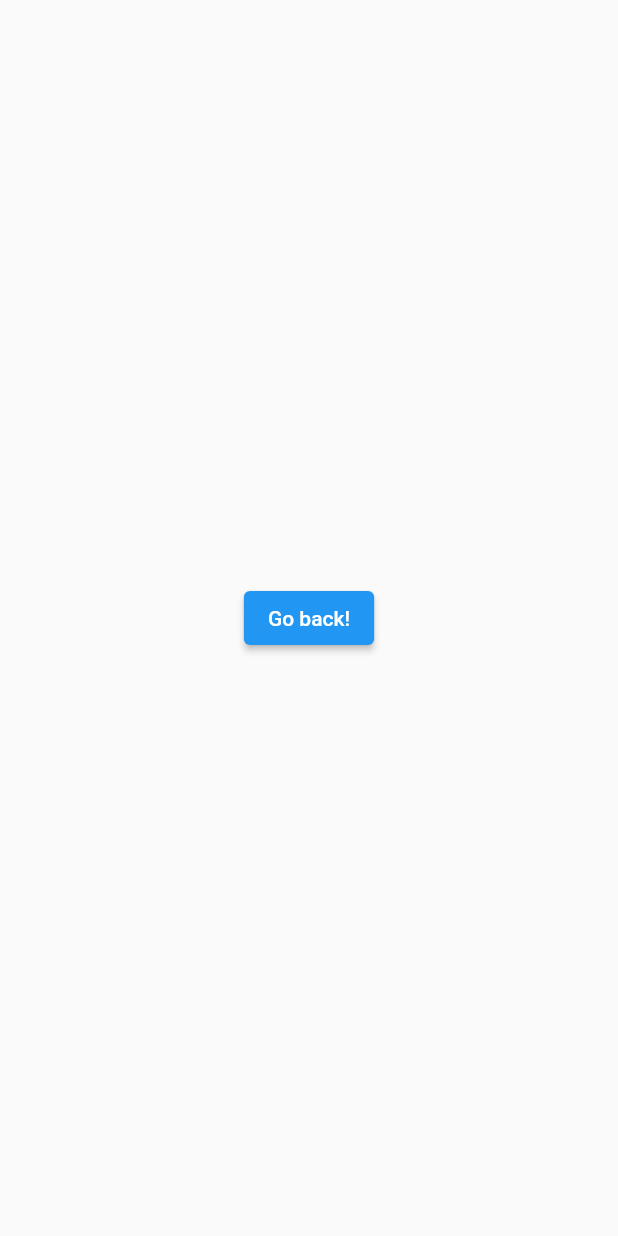
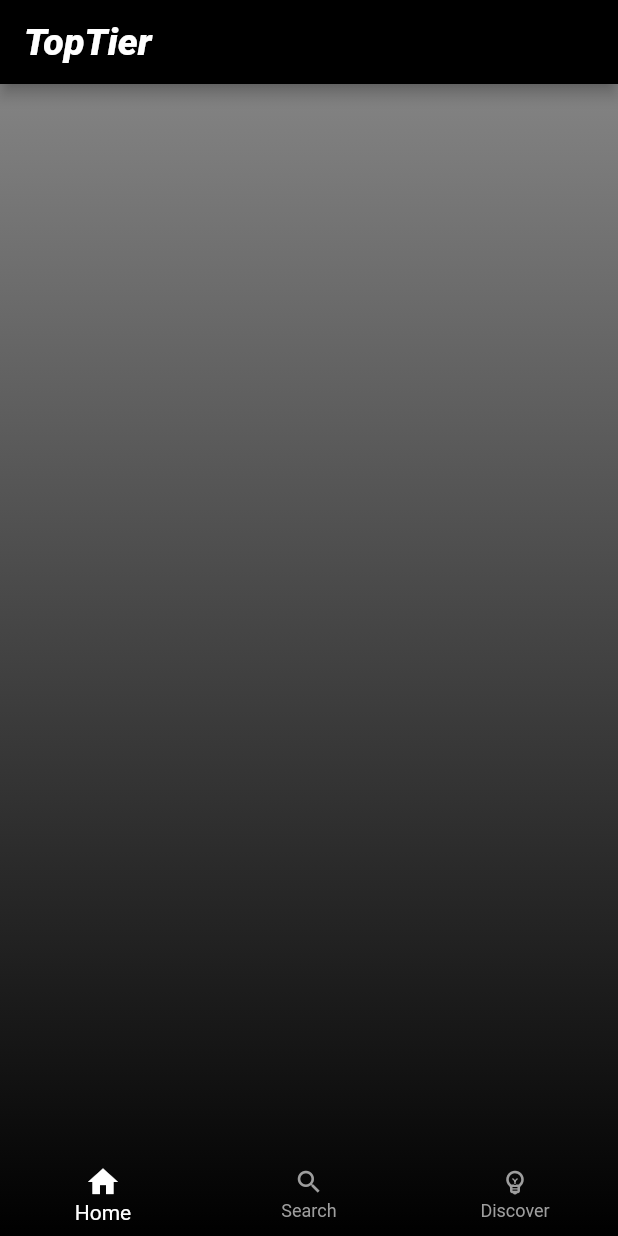
Before and after one commit to AlainAmbrose/TopTier-Games, a Flutter app: the HomePage screen opened directly, on a phone screen of 412 x 824 dp. Run offline on Flutter 3.47's test engine with Material 2 defaults, Android fonts, the phone set to English and light mode, and no system bars; our stand-ins replace fluttertoast; Roboto replaces fonts that are missing (Inter-Bold).

Commit message:
Added Bottom Navigation Bar
Added the bottom navigation bar so it moves to the different pages (Home, Search and Discover). Also doing some stylizing to match the Figma.

```diff
--- /dev/null
+++ b/frontendmobile/lib/bottomNavBar.dart
@@ -0,0 +1,71 @@
+import 'package:flutter/material.dart';
+import 'library.dart';
+import 'search.dart';
+import 'discover.dart';
+
+class HomePage extends StatefulWidget {
+  const HomePage({super.key});
+
+  @override
+  State<HomePage> createState() =>
+      _HomePageState();
+}
+
+class _HomePageState extends State<HomePage> {
+
+  int _selectedIndex = 0;
+  void _onItemTapped(int index) {
+    setState(() {
+      _selectedIndex = index;
+    });
+  }
+
+  @override
+  Widget build(BuildContext context) {
+    return Scaffold(
+      body: bottomNavBarItems(_selectedIndex),
+      extendBody: true,
+      bottomNavigationBar: BottomNavigationBar(
+        elevation: 0,
+        backgroundColor: const Color(0x00ffffff),
+
+        items: const <BottomNavigationBarItem>[
+          BottomNavigationBarItem(
+            icon: Icon(Icons.home),
+            label: 'Home',
+          ),
+          BottomNavigationBarItem(
+            icon: Icon(Icons.search),
+            label: 'Search',
+          ),
+          BottomNavigationBarItem(
+            icon: Icon(Icons.emoji_objects_outlined),
+            label: 'Discover',
+          ),
+        ],
+        selectedIconTheme: const IconThemeData(
+            color: Colors.white,
+            ),
+        selectedItemColor: Colors.white,
+        unselectedItemColor: Colors.grey,
+        unselectedIconTheme: const IconThemeData(
+            color: Colors.grey,
+            fill: 0.60,
+            size: 20),
+        currentIndex: _selectedIndex,
+        onTap: _onItemTapped,
+      ),
+    );
+  }
+
+  bottomNavBarItems(int selectedIndex) {
+    if (selectedIndex==0) {
+      return const LibraryPage();
+    } else if (selectedIndex==1) {
+      return const SearchPage();
+    } else if (selectedIndex==2) {
+      return const DiscoverPage();
+    }
+  }
+
+}
--- a/frontendmobile/lib/homePage.dart
+++ /dev/null
@@ -1,20 +0,0 @@
-import 'package:flutter/material.dart';
-import 'main.dart';
-
-class HomePage extends StatelessWidget {
-  const HomePage({super.key});
-
-  @override
-  Widget build(BuildContext context) {
-    return Scaffold(
-      body: Center(
-        child: ElevatedButton(
-          onPressed: () {
-            Navigator.of(context).push(MaterialPageRoute(builder: (context) => const LoginSignupScreen()));
-          },
-          child: const Text('Go back!'),
-        ),
-      ),
-    );
-  }
-}
--- /dev/null
+++ b/frontendmobile/lib/library.dart
@@ -0,0 +1,35 @@
+import 'package:flutter/material.dart';
+import 'package:http/http.dart' as http;
+
+class LibraryPage extends StatelessWidget {
+  const LibraryPage ({super.key});
+
+  @override
+  Widget build(BuildContext context) {
+    return Scaffold(
+      extendBodyBehindAppBar: true,
+      appBar: AppBar(
+        automaticallyImplyLeading: false,
+        title: const Text(
+            'TopTier',
+            style: TextStyle(
+                fontFamily: 'Inter-Bold',
+                fontWeight: FontWeight.w800,
+                fontStyle: FontStyle.italic,
+                fontSize: 25),
+
+        ),
+        backgroundColor: Colors.black,
+      ),
+      body: Container(
+          decoration: const BoxDecoration(
+            gradient: LinearGradient(
+              colors: [Color.fromARGB(255, 141, 141, 141), Colors.black],
+              begin: Alignment.topCenter,
+              end: Alignment.bottomCenter,
+            ),
+          ),
+        ),
+      );
+  }
+}
--- a/frontendmobile/lib/login.dart
+++ b/frontendmobile/lib/login.dart
@@ -1,7 +1,7 @@
 import 'package:flutter/material.dart';
 import 'package:http/http.dart' as http;
 import 'package:fluttertoast/fluttertoast.dart';
-import 'homePage.dart';
+import 'bottomNavBar.dart';
 import 'dart:convert';
 
 class LoginScreen extends StatelessWidget {
```
Also changed, not shown: frontendmobile/lib/discover.dart (added, +35 -0 lines), frontendmobile/lib/search.dart (added, +35 -0 lines), frontendmobile/pubspec.yaml (+8 -0 lines), frontendmobile/assets/fonts/Inter-Bold.ttf (added), frontendmobile/assets/fonts/Inter-ExtraBold.ttf (added), frontendmobile/assets/fonts/Inter-Light.ttf (added), frontendmobile/assets/fonts/Inter-Regular.ttf (added), frontendmobile/pubspec.lock, 1 other file.
